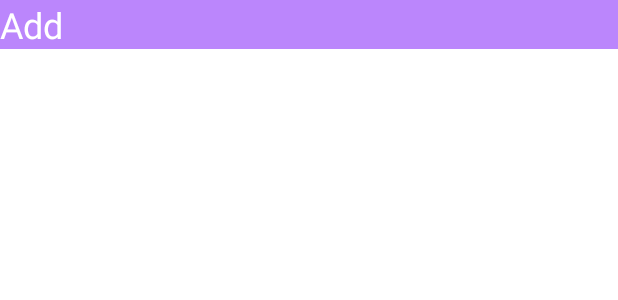
After one commit to kadiace/2020W_CS496_Project1, an Android app: the layout activity_add.xml on its own in the app's theme, with its tools: preview values and no code run, on a phone screen of 412 x 824 dp. The commit adds this screen. Shown: the top 300 px of the screen. Run offline under Robolectric (Android 15) with nearby library versions, the phone set to English and light mode, and no system bars.

Commit message:
AddActivity complete

```diff
--- a/app/src/main/AndroidManifest.xml
+++ b/app/src/main/AndroidManifest.xml
@@ -1,5 +1,6 @@
 <?xml version="1.0" encoding="utf-8"?>
 <manifest xmlns:android="http://schemas.android.com/apk/res/android"
+    xmlns:tools="http://schemas.android.com/tools"
     package="com.example.project1">
 
     <application
@@ -9,7 +10,10 @@
         android:roundIcon="@mipmap/ic_launcher_round"
         android:supportsRtl="true"
         android:theme="@style/Theme.Project1">
-        <activity android:name=".MainActivity">
+        <activity android:name=".AddActivity"></activity>
+        <activity
+            android:name=".MainActivity"
+            android:windowSoftInputMode="adjustNothing">
             <intent-filter>
                 <action android:name="android.intent.action.MAIN" />
 
--- /dev/null
+++ b/app/src/main/res/layout/activity_add.xml
@@ -0,0 +1,19 @@
+<?xml version="1.0" encoding="utf-8"?>
+<androidx.constraintlayout.widget.ConstraintLayout xmlns:android="http://schemas.android.com/apk/res/android"
+    xmlns:app="http://schemas.android.com/apk/res-auto"
+    xmlns:tools="http://schemas.android.com/tools"
+    android:layout_width="match_parent"
+    android:layout_height="match_parent"
+    tools:context=".AddActivity">
+
+
+    <TextView
+        android:id="@+id/add"
+        android:layout_width="match_parent"
+        android:layout_height="wrap_content"
+        android:background="@color/purple_200"
+        android:textSize="24sp"
+        android:text="Add "
+        android:textColor="@color/white"/>
+
+</androidx.constraintlayout.widget.ConstraintLayout>
```
Also changed, not shown: app/src/main/java/com/example/project1/AddActivity.kt (added, +11 -0 lines), app/src/main/java/com/example/project1/Fragment1.kt (+15 -16 lines), app/src/main/java/com/example/project1/RecyclerViewAdapter.kt (+12 -6 lines), app/src/main/res/layout/activity_main.xml (+2 -9 lines), app/src/main/res/layout/fragment_1.xml (+7 -8 lines).
